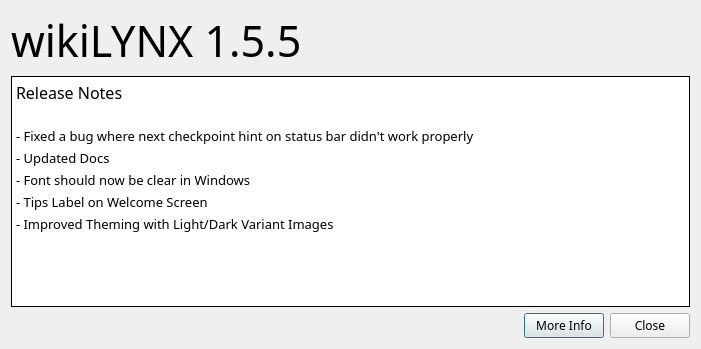
Above: wikiLYNX/ui/whatsnew.ui from flamboyantpenguin/wikilynx before the change. Below: the same form after it.
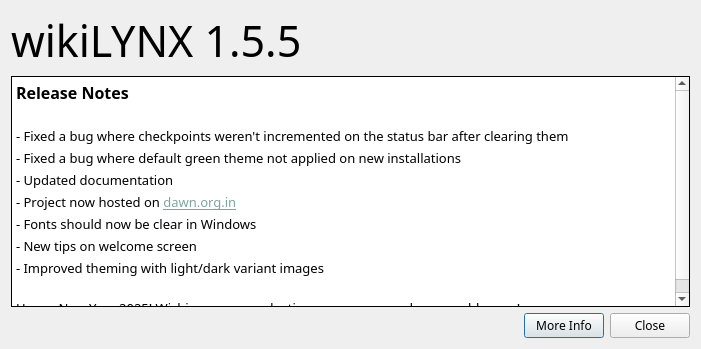
That is the form after the change. Icons and pictures are not drawn.

Commit message: Release 1.5.5-C1 - Updated Docs - Light/Dark variant logo - Minor Bug Fixes

Patch:
```diff
--- a/wikiLYNX/ui/whatsnew.ui
+++ b/wikiLYNX/ui/whatsnew.ui
@@ -77,13 +77,17 @@
 li.unchecked::marker { content: &quot;\2610&quot;; }
 li.checked::marker { content: &quot;\2612&quot;; }
 &lt;/style&gt;&lt;/head&gt;&lt;body style=&quot; font-family:'Comfortaa'; font-size:10pt; font-weight:400; font-style:normal;&quot;&gt;
-&lt;p style=&quot; margin-top:0px; margin-bottom:0px; margin-left:0px; margin-right:0px; -qt-block-indent:0; text-indent:0px;&quot;&gt;&lt;span style=&quot; font-size:12pt;&quot;&gt;Release Notes&lt;/span&gt;&lt;/p&gt;
+&lt;p style=&quot; margin-top:0px; margin-bottom:0px; margin-left:0px; margin-right:0px; -qt-block-indent:0; text-indent:0px;&quot;&gt;&lt;span style=&quot; font-size:12pt; font-weight:700;&quot;&gt;Release Notes&lt;/span&gt;&lt;/p&gt;
 &lt;p style=&quot;-qt-paragraph-type:empty; margin-top:0px; margin-bottom:0px; margin-left:0px; margin-right:0px; -qt-block-indent:0; text-indent:10px; font-size:12pt;&quot;&gt;&lt;br /&gt;&lt;/p&gt;
-&lt;p style=&quot; margin-top:0px; margin-bottom:4px; margin-left:0px; margin-right:0px; -qt-block-indent:0; text-indent:0px;&quot;&gt;- Fixed a bug where next checkpoint hint on status bar didn't work properly&lt;/p&gt;
-&lt;p style=&quot; margin-top:0px; margin-bottom:4px; margin-left:0px; margin-right:0px; -qt-block-indent:0; text-indent:0px;&quot;&gt;- Updated Docs&lt;/p&gt;
-&lt;p style=&quot; margin-top:0px; margin-bottom:4px; margin-left:0px; margin-right:0px; -qt-block-indent:0; text-indent:0px;&quot;&gt;- Font should now be clear in Windows&lt;/p&gt;
-&lt;p style=&quot; margin-top:0px; margin-bottom:4px; margin-left:0px; margin-right:0px; -qt-block-indent:0; text-indent:0px;&quot;&gt;- Tips Label on Welcome Screen&lt;/p&gt;
-&lt;p style=&quot; margin-top:0px; margin-bottom:4px; margin-left:0px; margin-right:0px; -qt-block-indent:0; text-indent:0px;&quot;&gt;- Improved Theming with Light/Dark Variant Images&lt;/p&gt;&lt;/body&gt;&lt;/html&gt;</string>
+&lt;p style=&quot; margin-top:0px; margin-bottom:4px; margin-left:0px; margin-right:0px; -qt-block-indent:0; text-indent:0px;&quot;&gt;- Fixed a bug where checkpoints weren't incremented on the status bar after clearing them &lt;/p&gt;
+&lt;p style=&quot; margin-top:0px; margin-bottom:4px; margin-left:0px; margin-right:0px; -qt-block-indent:0; text-indent:0px;&quot;&gt;- Fixed a bug where default green theme not applied on new installations &lt;/p&gt;
+&lt;p style=&quot; margin-top:0px; margin-bottom:4px; margin-left:0px; margin-right:0px; -qt-block-indent:0; text-indent:0px;&quot;&gt;- Updated documentation&lt;/p&gt;
+&lt;p style=&quot; margin-top:0px; margin-bottom:4px; margin-left:0px; margin-right:0px; -qt-block-indent:0; text-indent:0px;&quot;&gt;- Project now hosted on &lt;a href=&quot;https://dawn.org.in&quot;&gt;&lt;span style=&quot; text-decoration: underline; color:#7fa59d;&quot;&gt;dawn.org.in&lt;/span&gt;&lt;/a&gt;&lt;/p&gt;
+&lt;p style=&quot; margin-top:0px; margin-bottom:4px; margin-left:0px; margin-right:0px; -qt-block-indent:0; text-indent:0px;&quot;&gt;- Fonts should now be clear in Windows&lt;/p&gt;
+&lt;p style=&quot; margin-top:0px; margin-bottom:4px; margin-left:0px; margin-right:0px; -qt-block-indent:0; text-indent:0px;&quot;&gt;- New tips on welcome screen&lt;/p&gt;
+&lt;p style=&quot; margin-top:0px; margin-bottom:4px; margin-left:0px; margin-right:0px; -qt-block-indent:0; text-indent:0px;&quot;&gt;- Improved theming with light/dark variant images&lt;/p&gt;
+&lt;p style=&quot;-qt-paragraph-type:empty; margin-top:0px; margin-bottom:0px; margin-left:0px; margin-right:0px; -qt-block-indent:0; text-indent:0px;&quot;&gt;&lt;br /&gt;&lt;/p&gt;
+&lt;p style=&quot; margin-top:0px; margin-bottom:0px; margin-left:0px; margin-right:0px; -qt-block-indent:0; text-indent:0px;&quot;&gt;Happy New Year 2025! Wishing you a productive, prosperous and memorable year! &lt;/p&gt;&lt;/body&gt;&lt;/html&gt;</string>
      </property>
      <property name="textInteractionFlags">
       <set>Qt::TextInteractionFlag::LinksAccessibleByKeyboard|Qt::TextInteractionFlag::LinksAccessibleByMouse</set>
```
Left out of the diff: 19 changed lines with no effect on the pictures. The commit also changes 29 other files.
